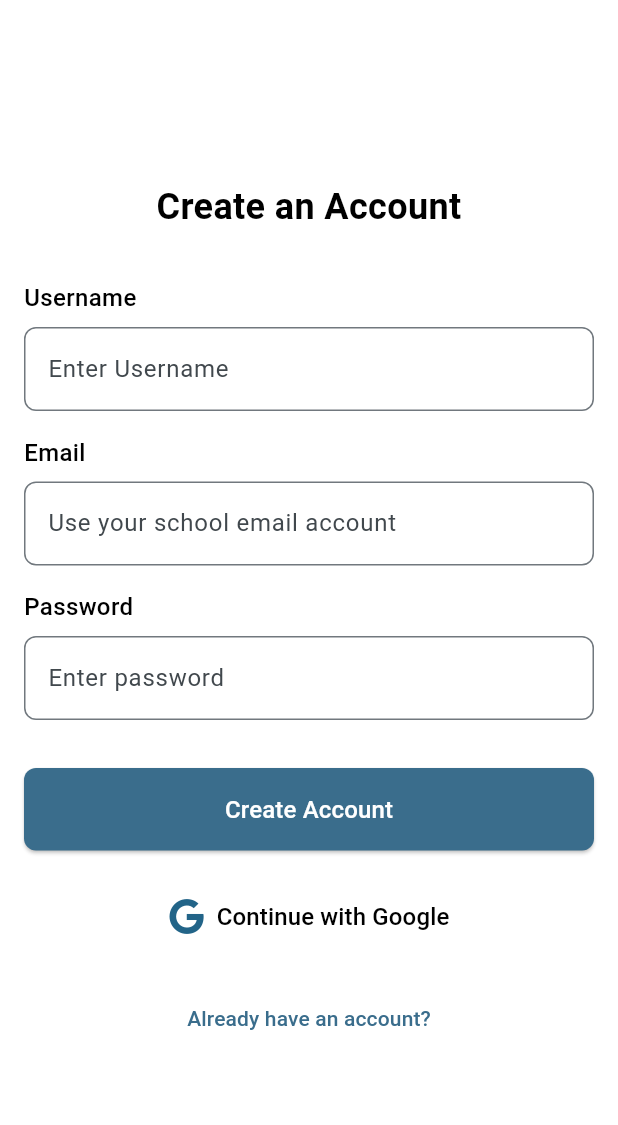
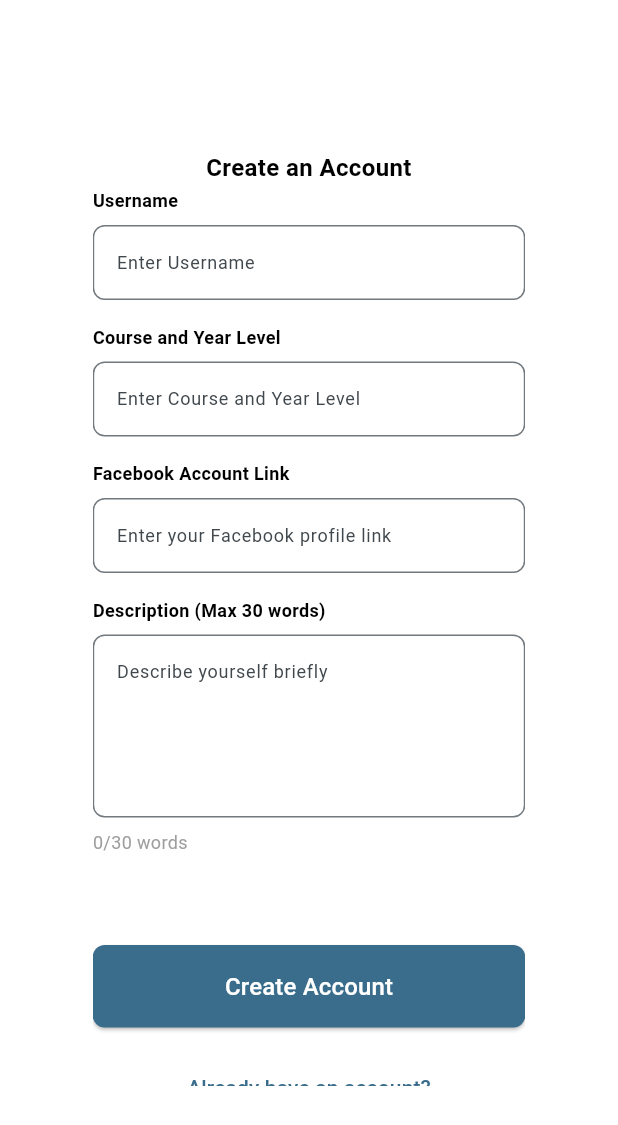
Before and after one commit to jayn95/Calib, a Flutter app: the AccountCreationForm screen opened by its route, on a phone screen of 412 x 824 dp. Shown: the top 1125 px of the screen. Run offline on Flutter 3.47's test engine with Material 3 defaults, Android fonts, the phone set to English and light mode, and no system bars; our stand-ins replace file_picker, firebase_auth, firebase_core, font_awesome_flutter, google_sign_in; accounts and stored records are empty.

Commit message:
Update account_creation.dart

```diff
--- a/lib/screens/account_creation.dart
+++ b/lib/screens/account_creation.dart
@@ -1,25 +1,61 @@
 import 'package:flutter/material.dart';
-import 'package:font_awesome_flutter/font_awesome_flutter.dart';
 
-class AccountCreationForm extends StatelessWidget {
+class AccountCreationForm extends StatefulWidget {
+  @override
+  _AccountCreationFormState createState() => _AccountCreationFormState();
+}
+
+class _AccountCreationFormState extends State<AccountCreationForm> {
+  // Controller for the Description field
+  TextEditingController _descriptionController = TextEditingController();
+
+  // Limit the description words
+  String _description = '';
+  int _wordCount = 0;
+
+  void _updateWordCount(String text) {
+    // Split the text by whitespace and count the words
+    List<String> words = text.trim().split(RegExp(r'\s+'));
+    if (words.isNotEmpty && words[0].isEmpty) {
+      words = [];
+    }
+
+    setState(() {
+      _wordCount = words.length;
+      _description = text;
+    });
+  }
+
   @override
   Widget build(BuildContext context) {
     final screenWidth = MediaQuery.of(context).size.width;
     final screenHeight = MediaQuery.of(context).size.height;
 
-    double horizontalPadding = screenWidth > 500 ? 32.0 : 16.0;
-    double verticalSpacing = screenHeight > 800 ? 32.0 : 24.0;
+    double horizontalPadding = screenWidth > 800 ? 60.0 : 30.0;
+    double verticalSpacing = screenHeight > 800 ? 60.0 : 30.0;
     double buttonHeight = screenHeight > 800 ? 16.0 : 12.0;
+
+    double textFontSize = screenWidth > 800 ? 14.0 : 12.0;
+    double titleFontSize = screenWidth > 800 ? 24.0 : 16.0;
+    double inputFontSize = screenWidth > 800 ? 14.0 : 12.0;
+
+    // Dynamic padding based on screen height
+    double topPadding = screenHeight > 800 ? 100.0 : 40.0;
+    double bottomPadding = screenHeight > 800 ? 100.0 : 40.0;
 
     return Scaffold(
       backgroundColor: Colors.white,
       body: Center(
-        child: SingleChildScrollView(
-          padding: EdgeInsets.symmetric(horizontal: horizontalPadding),
+        child: Padding(
+          padding: EdgeInsets.symmetric(horizontal: horizontalPadding).copyWith(
+            top: topPadding,
+            bottom: bottomPadding,
+          ),
           child: ConstrainedBox(
             constraints: BoxConstraints(
-              maxWidth: screenWidth > 400 ? 400 : screenWidth * 0.9,
+              maxWidth: screenWidth > 800 ? 800 : screenWidth * 0.7,
             ),
+            child: SingleChildScrollView(
               child: Column(
                 crossAxisAlignment: CrossAxisAlignment.stretch,
                 children: [
@@ -27,25 +63,26 @@ class AccountCreationForm extends StatelessWidget {
                   Text(
                     'Create an Account',
                     style: TextStyle(
-                    fontSize: screenWidth > 400 ? 24 : 20,
+                      fontSize: titleFontSize,
                       fontWeight: FontWeight.bold,
                       color: Colors.black,
                     ),
                     textAlign: TextAlign.center,
                   ),
-                SizedBox(height: verticalSpacing),
+                  SizedBox(height: 2.0),
 
                   // Username Label and Field
                   Text(
                     'Username',
                     style: TextStyle(
-                    fontSize: 16,
-                    fontWeight: FontWeight.w500,
+                      fontSize: textFontSize,
+                      fontWeight: FontWeight.bold,
                       color: Colors.black,
                     ),
                   ),
                   SizedBox(height: 8.0),
                   TextFormField(
+                    style: TextStyle(fontSize: inputFontSize),
                     decoration: InputDecoration(
                       hintText: 'Enter Username',
                       border: OutlineInputBorder(
@@ -55,92 +92,106 @@ class AccountCreationForm extends StatelessWidget {
                   ),
                   SizedBox(height: 16.0),
 
-                // Email Label and Field
+                  // Course and Year Level Label and Field
                   Text(
-                  'Email',
+                    'Course and Year Level',
                     style: TextStyle(
-                    fontSize: 16,
-                    fontWeight: FontWeight.w500,
+                      fontSize: textFontSize,
+                      fontWeight: FontWeight.bold,
                       color: Colors.black,
                     ),
                   ),
                   SizedBox(height: 8.0),
                   TextFormField(
+                    style: TextStyle(fontSize: inputFontSize),
                     decoration: InputDecoration(
-                    hintText: 'Use your school email account',
+                      hintText: 'Enter Course and Year Level',
                       border: OutlineInputBorder(
                         borderRadius: BorderRadius.circular(8.0),
                       ),
                     ),
-                  keyboardType: TextInputType.emailAddress,
                   ),
                   SizedBox(height: 16.0),
 
-                // Password Label and Field
+                  // Facebook Account Link Label and Field
                   Text(
-                  'Password',
+                    'Facebook Account Link',
                     style: TextStyle(
-                    fontSize: 16,
-                    fontWeight: FontWeight.w500,
+                      fontSize: textFontSize,
+                      fontWeight: FontWeight.bold,
                       color: Colors.black,
                     ),
                   ),
                   SizedBox(height: 8.0),
                   TextFormField(
+                    style: TextStyle(fontSize: inputFontSize),
                     decoration: InputDecoration(
-                    hintText: 'Enter password',
+                      hintText: 'Enter your Facebook profile link',
                       border: OutlineInputBorder(
                         borderRadius: BorderRadius.circular(8.0),
                       ),
                     ),
-                  obscureText: true,
+                    keyboardType: TextInputType.url,
+                  ),
+                  SizedBox(height: 16.0),
+
+                  // Description Label and Field with word limit
+                  Text(
+                    'Description (Max 30 words)',
+                    style: TextStyle(
+                      fontSize: textFontSize,
+                      fontWeight: FontWeight.bold,
+                      color: Colors.black,
+                    ),
+                  ),
+                  SizedBox(height: 8.0),
+                  TextFormField(
+                    controller: _descriptionController,
+                    onChanged: _updateWordCount,
+                    style: TextStyle(
+                      fontSize: inputFontSize,
+                    ),
+
+                    decoration: InputDecoration(
+                      hintText: 'Describe yourself briefly',
+                      border: OutlineInputBorder(
+                        borderRadius: BorderRadius.circular(8.0),
+                      ),
+                    ),
+                    maxLines: 5, // Allow multiple lines for the description
+                  ),
+                  SizedBox(height: 8.0),
+
+                  // Word Count Text
+                  Text(
+                    '$_wordCount/30 words',
+                    style: TextStyle(
+                      color: _wordCount > 30 ? Colors.red : Colors.grey,
+                      fontSize: textFontSize,
+                    ),
                   ),
                   SizedBox(height: verticalSpacing),
 
                   // Create Account Button
                   ElevatedButton(
-                  onPressed: () {
+                    onPressed: _wordCount <= 30
+                        ? () {
                             // Handle account creation logic
-                  },
+                          }
+                        : null, // Disable the button if word count exceeds 50
                     style: ElevatedButton.styleFrom(
                       padding: EdgeInsets.symmetric(vertical: buttonHeight),
                       backgroundColor: Color(0xFF3A6D8C),
                       shape: RoundedRectangleBorder(
                         borderRadius: BorderRadius.circular(8.0),
                       ),
+                      minimumSize: Size(double.infinity, 50),
                     ),
                     child: Text(
                       'Create Account',
                       style: TextStyle(
-                      fontSize: screenWidth > 400 ? 16.0 : 14.0,
+                        fontSize: screenWidth > 800 ? 20.0 : 16.0,
                         color: Colors.white,
-                    ),
-                  ),
-                ),
-                SizedBox(height: 16.0),
-
-                // Continue with Google Button
-                OutlinedButton.icon(
-                  onPressed: () {
-                    // Handle Google sign-in logic/ Add Google sign-in huehue
-                  },
-                  style: OutlinedButton.styleFrom(
-                    padding: EdgeInsets.symmetric(vertical: buttonHeight),
-                    side: BorderSide(
-                        color: Colors.white), // Border color for Google button
-                    shape: RoundedRectangleBorder(
-                      borderRadius: BorderRadius.circular(8.0),
-                    ),
-                  ),
-                  icon: Icon(
-                    FontAwesomeIcons.google,
-                    size: 24.0,
-                  ),
-                  label: Text(
-                    'Continue with Google',
-                    style: TextStyle(
-                      fontSize: screenWidth > 400 ? 16.0 : 14.0,
-                      color: Colors.black,
                       ),
                     ),
                   ),
@@ -162,6 +213,7 @@ class AccountCreationForm extends StatelessWidget {
             ),
           ),
         ),
+      ),
     );
   }
 }
```
Lines whose indentation alone changed are shown as unchanged.
